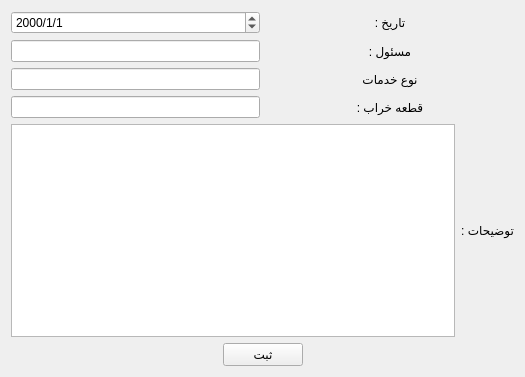
kia-far/QtDBS, file serviceedit.ui: the form before one commit.
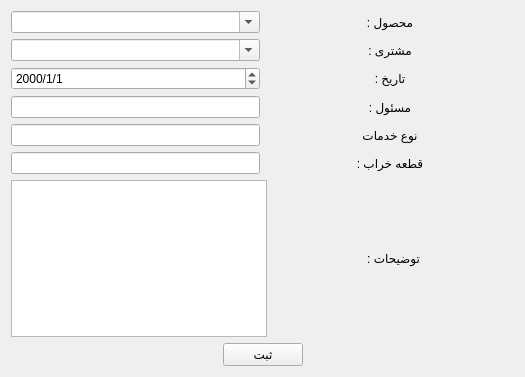
The form after the commit.

Commit message: added customer and product to services. added customer and product to services search. fixed services search. the entire selected row is highlighted. fixed the add letter to devices combobox.

The edit to the form file:
```diff
--- a/serviceedit.ui
+++ b/serviceedit.ui
@@ -17,6 +17,48 @@
    <string notr="true">font: 12pt &quot;Segoe UI&quot;;</string>
   </property>
   <layout class="QVBoxLayout" name="verticalLayout">
+   <item>
+    <layout class="QHBoxLayout" name="horizontalLayout_8">
+     <item>
+      <widget class="QComboBox" name="ProductCombo">
+       <property name="editable">
+        <bool>true</bool>
+       </property>
+      </widget>
+     </item>
+     <item>
+      <widget class="QLabel" name="label_7">
+       <property name="text">
+        <string>محصول :</string>
+       </property>
+       <property name="alignment">
+        <set>Qt::AlignmentFlag::AlignCenter</set>
+       </property>
+      </widget>
+     </item>
+    </layout>
+   </item>
+   <item>
+    <layout class="QHBoxLayout" name="horizontalLayout_7">
+     <item>
+      <widget class="QComboBox" name="CustomerCombo">
+       <property name="editable">
+        <bool>true</bool>
+       </property>
+      </widget>
+     </item>
+     <item>
+      <widget class="QLabel" name="label_6">
+       <property name="text">
+        <string>مشتری :</string>
+       </property>
+       <property name="alignment">
+        <set>Qt::AlignmentFlag::AlignCenter</set>
+       </property>
+      </widget>
+     </item>
+    </layout>
+   </item>
    <item>
     <layout class="QHBoxLayout" name="horizontalLayout">
      <item>
@@ -120,6 +162,12 @@
     <layout class="QHBoxLayout" name="horizontalLayout_5">
      <item>
       <widget class="QTextEdit" name="textEdit">
+       <property name="sizePolicy">
+        <sizepolicy hsizetype="Preferred" vsizetype="Expanding">
+         <horstretch>0</horstretch>
+         <verstretch>0</verstretch>
+        </sizepolicy>
+       </property>
        <property name="tabChangesFocus">
         <bool>true</bool>
        </property>
```
The commit also changes 64 other files.
